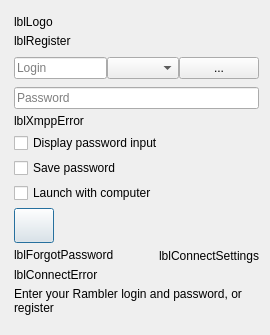
The window that src/plugins/optionsmanager/logindialog.ui (silvansky/Contacts) describes before a commit, drawn with Qt 5.
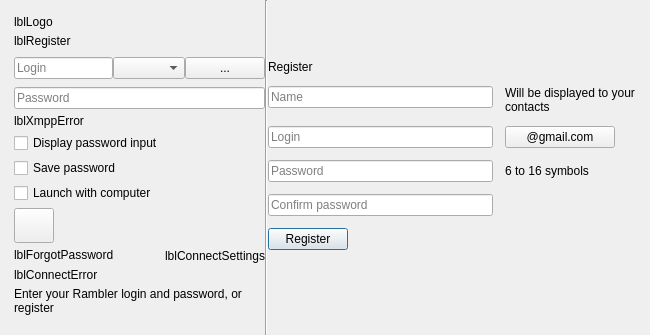
The same window after the commit. Custom widgets are drawn as their Qt base class.

Commit message: Наработки по объединённому окну входа-регистрации (без вебкита)

```diff
--- a/src/plugins/optionsmanager/logindialog.ui
+++ b/src/plugins/optionsmanager/logindialog.ui
@@ -6,7 +6,7 @@
    <rect>
     <x>0</x>
     <y>0</y>
-    <width>270</width>
+    <width>650</width>
     <height>335</height>
    </rect>
   </property>
@@ -18,20 +18,20 @@
   </property>
   <property name="minimumSize">
    <size>
-    <width>270</width>
+    <width>650</width>
     <height>335</height>
    </size>
   </property>
   <property name="maximumSize">
    <size>
-    <width>270</width>
+    <width>650</width>
     <height>335</height>
    </size>
   </property>
   <property name="windowTitle">
    <string>Rambler.Contacts</string>
   </property>
-  <layout class="QVBoxLayout" name="verticalLayout_3">
+  <layout class="QHBoxLayout" name="horizontalLayout_3" stretch="0,0,1">
    <property name="spacing">
     <number>0</number>
    </property>
@@ -40,6 +40,18 @@
    </property>
    <item>
     <widget class="QWidget" name="wdtContent" native="true">
+     <property name="minimumSize">
+      <size>
+       <width>265</width>
+       <height>0</height>
+      </size>
+     </property>
+     <property name="maximumSize">
+      <size>
+       <width>265</width>
+       <height>16777215</height>
+      </size>
+     </property>
      <layout class="QVBoxLayout" name="verticalLayout">
       <property name="spacing">
        <number>5</number>
@@ -51,7 +63,7 @@
        <number>15</number>
       </property>
       <property name="rightMargin">
-       <number>11</number>
+       <number>0</number>
       </property>
       <property name="bottomMargin">
        <number>20</number>
@@ -324,6 +336,246 @@
      </layout>
     </widget>
    </item>
+   <item>
+    <widget class="Line" name="splitLine">
+     <property name="orientation">
+      <enum>Qt::Vertical</enum>
+     </property>
+    </widget>
+   </item>
+   <item>
+    <widget class="QWidget" name="wdtEasyReg" native="true">
+     <property name="minimumSize">
+      <size>
+       <width>365</width>
+       <height>0</height>
+      </size>
+     </property>
+     <layout class="QVBoxLayout" name="verticalLayout_2" stretch="0,0,1">
+      <property name="spacing">
+       <number>12</number>
+      </property>
+      <property name="leftMargin">
+       <number>0</number>
+      </property>
+      <property name="topMargin">
+       <number>0</number>
+      </property>
+      <property name="rightMargin">
+       <number>8</number>
+      </property>
+      <property name="bottomMargin">
+       <number>0</number>
+      </property>
+      <item>
+       <spacer name="verticalSpacer">
+        <property name="orientation">
+         <enum>Qt::Vertical</enum>
+        </property>
+        <property name="sizeType">
+         <enum>QSizePolicy::Fixed</enum>
+        </property>
+        <property name="sizeHint" stdset="0">
+         <size>
+          <width>20</width>
+          <height>60</height>
+         </size>
+        </property>
+       </spacer>
+      </item>
+      <item>
+       <widget class="QLabel" name="lblRegistration">
+        <property name="text">
+         <string>Register</string>
+        </property>
+       </widget>
+      </item>
+      <item>
+       <layout class="QFormLayout" name="registerLayout">
+        <property name="labelAlignment">
+         <set>Qt::AlignLeading|Qt::AlignLeft|Qt::AlignTop</set>
+        </property>
+        <property name="formAlignment">
+         <set>Qt::AlignLeading|Qt::AlignLeft|Qt::AlignTop</set>
+        </property>
+        <property name="horizontalSpacing">
+         <number>12</number>
+        </property>
+        <property name="verticalSpacing">
+         <number>12</number>
+        </property>
+        <property name="rightMargin">
+         <number>0</number>
+        </property>
+        <item row="0" column="0">
+         <widget class="QLineEdit" name="lneRegFullName">
+          <property name="minimumSize">
+           <size>
+            <width>225</width>
+            <height>0</height>
+           </size>
+          </property>
+          <property name="placeholderText">
+           <string>Name</string>
+          </property>
+         </widget>
+        </item>
+        <item row="0" column="1">
+         <widget class="QLabel" name="lblRegNameHelp">
+          <property name="sizePolicy">
+           <sizepolicy hsizetype="Expanding" vsizetype="Preferred">
+            <horstretch>0</horstretch>
+            <verstretch>0</verstretch>
+           </sizepolicy>
+          </property>
+          <property name="text">
+           <string>Will be displayed to your contacts</string>
+          </property>
+          <property name="wordWrap">
+           <bool>true</bool>
+          </property>
+         </widget>
+        </item>
+        <item row="1" column="0">
+         <widget class="QLineEdit" name="lneRegLogin">
+          <property name="minimumSize">
+           <size>
+            <width>225</width>
+            <height>0</height>
+           </size>
+          </property>
+          <property name="placeholderText">
+           <string>Login</string>
+          </property>
+         </widget>
+        </item>
+        <item row="1" column="1">
+         <widget class="QPushButton" name="pbtRegDomain">
+          <property name="sizePolicy">
+           <sizepolicy hsizetype="Fixed" vsizetype="Fixed">
+            <horstretch>0</horstretch>
+            <verstretch>0</verstretch>
+           </sizepolicy>
+          </property>
+          <property name="minimumSize">
+           <size>
+            <width>110</width>
+            <height>0</height>
+           </size>
+          </property>
+          <property name="maximumSize">
+           <size>
+            <width>110</width>
+            <height>16777215</height>
+           </size>
+          </property>
+          <property name="text">
+           <string>@gmail.com</string>
+          </property>
+         </widget>
+        </item>
+        <item row="2" column="0">
+         <widget class="QLineEdit" name="lneRegPassword">
+          <property name="minimumSize">
+           <size>
+            <width>225</width>
+            <height>0</height>
+           </size>
+          </property>
+          <property name="placeholderText">
+           <string>Password</string>
+          </property>
+         </widget>
+        </item>
+        <item row="3" column="0">
+         <widget class="QLineEdit" name="lneRegConfirmPassword">
+          <property name="minimumSize">
+           <size>
+            <width>225</width>
+            <height>0</height>
+           </size>
+          </property>
+          <property name="placeholderText">
+           <string>Confirm password</string>
+          </property>
+         </widget>
+        </item>
+        <item row="2" column="1">
+         <widget class="QLabel" name="lblRegPasswordHelp">
+          <property name="sizePolicy">
+           <sizepolicy hsizetype="Expanding" vsizetype="Preferred">
+            <horstretch>0</horstretch>
+            <verstretch>0</verstretch>
+           </sizepolicy>
+          </property>
+          <property name="text">
+           <string>6 to 16 symbols</string>
+          </property>
+          <property name="wordWrap">
+           <bool>true</bool>
+          </property>
+         </widget>
+        </item>
+        <item row="3" column="1">
+         <widget class="QLabel" name="lblRegConfirmPasswordHelp">
+          <property name="sizePolicy">
+           <sizepolicy hsizetype="Expanding" vsizetype="Preferred">
+            <horstretch>0</horstretch>
+            <verstretch>0</verstretch>
+           </sizepolicy>
+          </property>
+          <property name="text">
+           <string/>
+          </property>
+          <property name="wordWrap">
+           <bool>true</bool>
+          </property>
+         </widget>
+        </item>
+        <item row="5" column="0" colspan="2">
+         <layout class="QHBoxLayout" name="regButtonLt">
+          <property name="leftMargin">
+           <number>0</number>
+          </property>
+          <property name="topMargin">
+           <number>0</number>
+          </property>
+          <item>
+           <widget class="QPushButton" name="pbtRegister">
+            <property name="cursor">
+             <cursorShape>PointingHandCursor</cursorShape>
+            </property>
+            <property name="text">
+             <string>Register</string>
+            </property>
+            <property name="autoDefault">
+             <bool>false</bool>
+            </property>
+            <property name="default">
+             <bool>true</bool>
+            </property>
+           </widget>
+          </item>
+          <item>
+           <spacer name="horizontalSpacer_2">
+            <property name="orientation">
+             <enum>Qt::Horizontal</enum>
+            </property>
+            <property name="sizeHint" stdset="0">
+             <size>
+              <width>0</width>
+              <height>20</height>
+             </size>
+            </property>
+           </spacer>
+          </item>
+         </layout>
+        </item>
+       </layout>
+      </item>
+     </layout>
+    </widget>
+   </item>
   </layout>
  </widget>
  <layoutdefault spacing="6" margin="11"/>
```
The commit also changes 3 other files.
